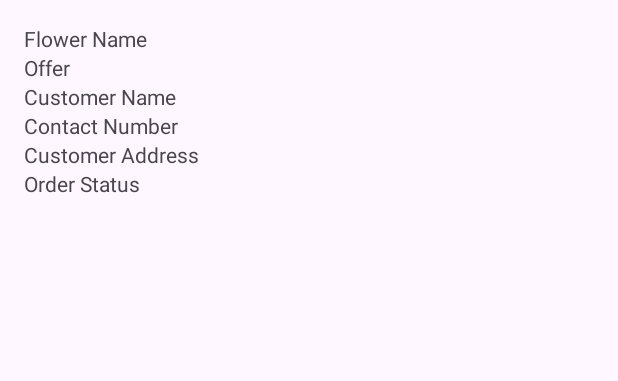
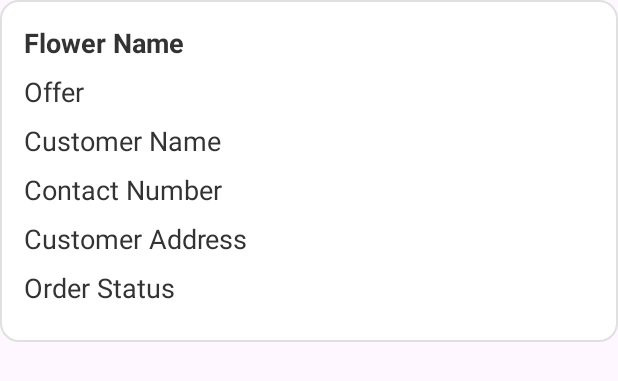
Before and after one commit to DhanukaDB/BLOOMROOM10, an Android app: the layout item_order.xml on its own in the app's theme, with its tools: preview values and no code run, on a phone screen of 412 x 824 dp. Shown: the top 381 px of the screen. Run offline under Robolectric (Android 15) with nearby library versions, the phone set to English and light mode, and no system bars.

Commit message:
change order details page ui

```diff
--- /dev/null
+++ b/app/src/main/res/drawable/rounded_corner_background.xml
@@ -0,0 +1,6 @@
+<!-- rounded_corner_background.xml -->
+<shape xmlns:android="http://schemas.android.com/apk/res/android">
+    <solid android:color="#FFFFFF" />
+    <corners android:radius="12dp" />
+    <stroke android:color="#E0E0E0" android:width="1dp" />
+</shape>
--- a/app/src/main/res/layout/item_order.xml
+++ b/app/src/main/res/layout/item_order.xml
@@ -1,46 +1,66 @@
-<?xml version="1.0" encoding="utf-8"?>
-
 <LinearLayout
     xmlns:android="http://schemas.android.com/apk/res/android"
     android:layout_width="match_parent"
-    android:layout_height="match_parent"
+    android:layout_height="wrap_content"
     android:orientation="vertical"
-    android:padding="16dp">
+    android:padding="16dp"
+    android:clickable="true"
+    android:focusable="true"
+    android:background="@drawable/rounded_corner_background">
+
 
     <TextView
         android:id="@+id/textViewOrderFlowerName"
         android:layout_width="match_parent"
         android:layout_height="wrap_content"
-        android:text="Flower Name" />
+        android:text="Flower Name"
+        android:textStyle="bold"
+        android:textSize="18sp"
+        android:textColor="#333333"
+        android:paddingBottom="8dp" />
 
     <TextView
         android:id="@+id/textViewOrderFlowerOffer"
         android:layout_width="match_parent"
         android:layout_height="wrap_content"
-        android:text="Offer" />
+        android:text="Offer"
+        android:textSize="18sp"
+        android:textColor="#333333"
+        android:paddingBottom="8dp" />
 
     <TextView
         android:id="@+id/textViewCustomerName"
         android:layout_width="match_parent"
         android:layout_height="wrap_content"
-        android:text="Customer Name" />
+        android:text="Customer Name"
+        android:textSize="18sp"
+        android:textColor="#333333"
+        android:paddingBottom="8dp" />
 
     <TextView
         android:id="@+id/textViewContactNumber"
         android:layout_width="match_parent"
         android:layout_height="wrap_content"
-        android:text="Contact Number" />
+        android:text="Contact Number"
+        android:textSize="18sp"
+        android:textColor="#333333"
+        android:paddingBottom="8dp" />
 
     <TextView
         android:id="@+id/textViewCustomerAddress"
         android:layout_width="match_parent"
         android:layout_height="wrap_content"
-        android:text="Customer Address" />
+        android:text="Customer Address"
+        android:textSize="18sp"
+        android:textColor="#333333"
+        android:paddingBottom="8dp" />
 
     <TextView
         android:id="@+id/textViewOrderStatus"
         android:layout_width="match_parent"
         android:layout_height="wrap_content"
-        android:text="Order Status" />
-
+        android:text="Order Status"
+        android:textSize="18sp"
+        android:textColor="#333333"
+        android:paddingBottom="8dp" />
 </LinearLayout>
```
